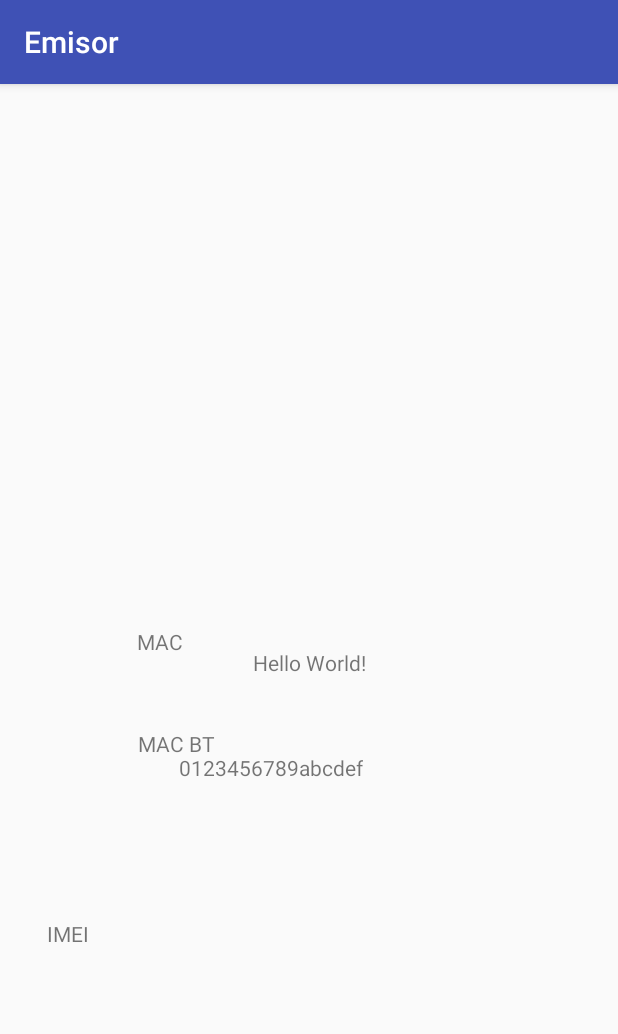
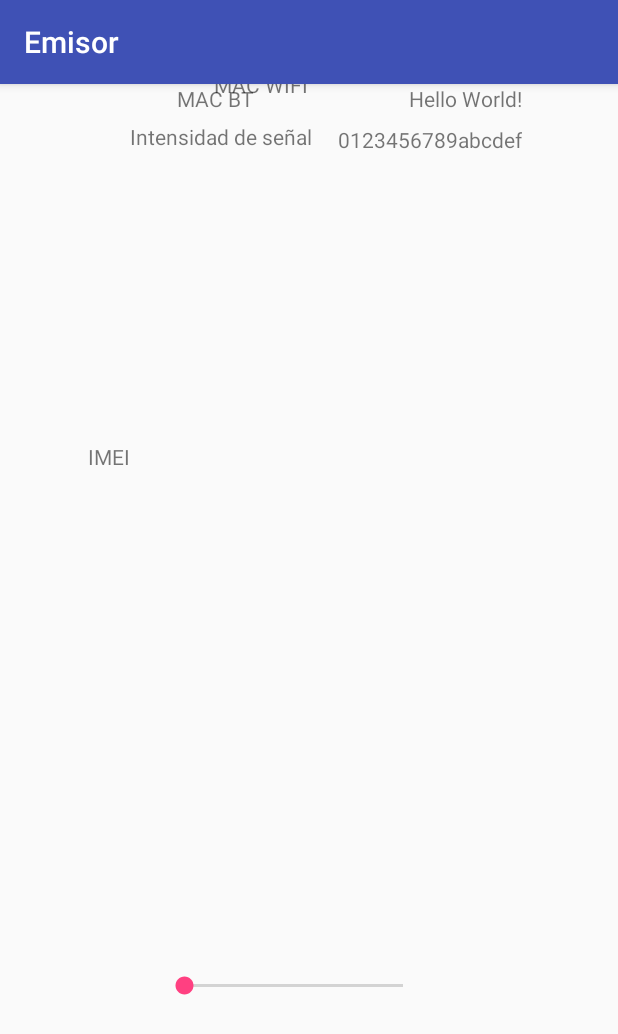
Before and after one commit to ejrocafuerte/Asistencia-Automatica, an Android app: the screen it shows after launch (MainActivity), on a phone screen of 412 x 824 dp. Shown: the top 1034 px of the screen. Run offline under Robolectric (Android 15) with nearby library versions, the phone set to English and light mode, and no system bars.

Commit message:
test de bluetooth
creando aplicacion emisor para conectar con arduino

```diff
--- a/Emisor/app/src/main/java/com/asistencia/integradora/espol/emisor/BtConn.java
+++ /dev/null
@@ -1,95 +0,0 @@
-package com.asistencia.integradora.espol.emisor;
-
-import android.bluetooth.BluetoothAdapter;
-import android.content.BroadcastReceiver;
-import android.content.ComponentName;
-import android.content.ContentResolver;
-import android.content.Context;
-import android.content.Intent;
-import android.content.IntentFilter;
-import android.content.IntentSender;
-import android.content.ServiceConnection;
-import android.content.SharedPreferences;
-import android.content.pm.ApplicationInfo;
-import android.content.pm.PackageManager;
-import android.content.res.AssetManager;
-import android.content.res.Configuration;
-import android.content.res.Resources;
-import android.database.DatabaseErrorHandler;
-import android.database.sqlite.SQLiteDatabase;
-import android.graphics.Bitmap;
-import android.graphics.drawable.Drawable;
-import android.net.Uri;
-import android.os.Bundle;
-import android.os.Handler;
-import android.os.Looper;
-import android.os.UserHandle;
-import android.provider.Settings;
-import android.support.annotation.IntDef;
-import android.support.annotation.NonNull;
-import android.support.annotation.Nullable;
-import android.support.annotation.RequiresPermission;
-import android.support.annotation.StringDef;
-import android.support.annotation.StyleRes;
-import android.telephony.CellInfo;
-import android.telephony.CellInfoGsm;
-import android.telephony.CellSignalStrengthGsm;
-import android.telephony.SignalStrength;
-import android.telephony.TelephonyManager;
-import android.util.Log;
-import android.view.Display;
-import android.widget.Toast;
-
-import java.io.File;
-import java.io.FileInputStream;
-import java.io.FileNotFoundException;
-import java.io.FileOutputStream;
-import java.io.IOException;
-import java.io.InputStream;
-import java.net.NetworkInterface;
-import java.util.Collections;
-import java.util.List;
-
-/**
- * Created by erick on 28/11/2017.
- */
-
-public class BtConn {
-    public static String getIMEI(Context ctx){
-        String myIMEI ="error";
-        myIMEI = Settings.Secure.getString(ctx.getContentResolver(), Settings.Secure.ANDROID_ID);
-        return myIMEI;
-    }
-    public static String getMobileSignal(Context ctx){
-
-        TelephonyManager telephonyManager =(TelephonyManager)ctx.getSystemService(Context.TELEPHONY_SERVICE);
-        List<CellInfo> lista_cell= telephonyManager.getAllCellInfo();
-        CellInfoGsm cellinfogsm = (CellInfoGsm)telephonyManager.getAllCellInfo().get(0);
-        CellSignalStrengthGsm cellSignalStrengthGsm = cellinfogsm.getCellSignalStrength();
-        cellSignalStrengthGsm.getDbm();
-    }
-
-    public static String getMacAddress() {
-        try {
-            List<NetworkInterface> all = Collections.list(NetworkInterface.getNetworkInterfaces());
-            for (NetworkInterface nif : all) {
-                if (!nif.getName().equalsIgnoreCase("wlan0")) continue;
-                byte[] macBytes = nif.getHardwareAddress();
-                if (macBytes == null) {
-                    return "";
-                }
-                StringBuilder res1 = new StringBuilder();
-                for (byte b : macBytes) {
-                    res1.append(Integer.toHexString(b & 0xFF) + ":");
-                }
-                if (res1.length() > 0) {
-                    res1.deleteCharAt(res1.length() - 1);
-                }
-                return res1.toString();
-            }
-        } catch (Exception ex) {
-            Log.e("Error", ex.getMessage());
-        }
-        return "";
-    }
-}
--- /dev/null
+++ b/Emisor/app/src/main/java/com/asistencia/integradora/espol/emisor/InfoConn.java
@@ -0,0 +1,74 @@
+package com.asistencia.integradora.espol.emisor;
+
+import android.bluetooth.BluetoothAdapter;
+import android.content.Context;
+import android.provider.Settings;
+import android.util.Log;
+
+import java.net.NetworkInterface;
+import java.util.Collections;
+import java.util.List;
+/**
+ * Created by erick on 28/11/2017.
+ */
+
+public class InfoConn {
+
+    public static String getIMEI(Context ctx) {
+        String myIMEI = "error";
+        myIMEI = Settings.Secure.getString(ctx.getContentResolver(), Settings.Secure.ANDROID_ID);
+        return myIMEI;
+    }
+    private static boolean conectarArduino(){
+        BluetoothAdapter btAdap = BluetoothAdapter.getDefaultAdapter();
+        return true;
+    }
+    public static String getBTMAC(){
+        return BluetoothAdapter.getDefaultAdapter().getAddress();
+    }
+    public static String getMacAddress() {
+        try {
+            List<NetworkInterface> all = Collections.list(NetworkInterface.getNetworkInterfaces());
+            for (NetworkInterface nif : all) {
+                if (!nif.getName().equalsIgnoreCase("wlan0")) continue;
+                byte[] macBytes = nif.getHardwareAddress();
+                if (macBytes == null) {
+                    return "";
+                }
+                StringBuilder res1 = new StringBuilder();
+                for (byte b : macBytes) {
+                    res1.append(Integer.toHexString(b & 0xFF) + ":");
+                }
+                if (res1.length() > 0) {
+                    res1.deleteCharAt(res1.length() - 1);
+                }
+                return res1.toString();
+            }
+        } catch (Exception ex) {
+            Log.e("Error", ex.getMessage());
+        }
+        return "";
+    }
+
+
+
+
+    /*
+    public static String getMobileSignal(Context ctx) {
+        TelephonyManager telephonyManager = (TelephonyManager) ctx.getSystemService(Context.TELEPHONY_SERVICE);
+        List<CellInfo> lista_cell;
+        if (ActivityCompat.checkSelfPermission(ctx, Manifest.permission.ACCESS_COARSE_LOCATION) == PackageManager.PERMISSION_GRANTED) {
+            try{
+                lista_cell = telephonyManager.getAllCellInfo();
+                CellInfoWcdma cellinfogsm = (CellInfoWcdma)telephonyManager.getAllCellInfo().get(0);
+                CellSignalStrengthWcdma potencia= cellinfogsm.getCellSignalStrength();
+                cellSignalStrengthGsm.getDbm();
+                return "OK";
+            }catch (Exception e){
+                e.printStackTrace();
+            }
+        }
+        return "Error";
+    }
+*/
+}
--- a/Emisor/app/src/main/java/com/asistencia/integradora/espol/emisor/MainActivity.java
+++ b/Emisor/app/src/main/java/com/asistencia/integradora/espol/emisor/MainActivity.java
@@ -1,36 +1,132 @@
 package com.asistencia.integradora.espol.emisor;
 
 import android.bluetooth.BluetoothAdapter;
+import android.bluetooth.BluetoothDevice;
+import android.content.BroadcastReceiver;
+import android.content.Context;
 import android.content.Intent;
+import android.content.IntentFilter;
 import android.support.v7.app.AppCompatActivity;
 import android.os.Bundle;
+import android.view.View;
+import android.widget.AdapterView;
+import android.widget.ArrayAdapter;
+import android.widget.ListView;
 import android.widget.TextView;
+import android.widget.Toast;
+import java.util.Set;
 
 public class MainActivity extends AppCompatActivity {
+    //Donde se cargan los elementos detectados y pareados
+    ListView lv,lv2;
+    //Conjunto que guarda los dispositivos pareados
+    ArrayAdapter<String> mPairedDevicesArrayAdapter;
+    //Conjunto que guarda los dispositivos encontrados
+    ArrayAdapter<String> mNewDevicesArrayAdapter;
+    //El bluetooth de mi dispositivo
+    BluetoothAdapter btAdap;
 
     @Override
     protected void onCreate(Bundle savedInstanceState) {
-
         super.onCreate(savedInstanceState);
         setContentView(R.layout.activity_main);
+        mPairedDevicesArrayAdapter = new ArrayAdapter<String>(this, R.layout.activity_main);
+        mNewDevicesArrayAdapter = new ArrayAdapter<String>(this, R.layout.activity_main);
+
         TextView txt_bt = (TextView) findViewById(R.id.txt_bt);
         TextView txt_wifi = (TextView) findViewById(R.id.txt_mac);
         TextView txt_imei = (TextView)findViewById(R.id.txt_imei);
+        TextView txt_potencia = (TextView)findViewById(R.id.txt_signal);
+        lv = (ListView)findViewById(R.id.listView);
+        lv.setAdapter(mPairedDevicesArrayAdapter);
+        lv2 = (ListView)findViewById(R.id.lvNew);
+        lv2.setAdapter(mNewDevicesArrayAdapter);
+        //Cuando ha iniciado la busqueda
+        IntentFilter filter = new IntentFilter(BluetoothDevice.ACTION_FOUND);
+        this.registerReceiver(mReceiver, filter);
 
-        txt_wifi.setText(BtConn.getMacAddress());
-        txt_imei.setText(BtConn.getIMEI(getApplicationContext()));
+        //Cuando ha terminado la busqueda
+        filter = new IntentFilter(BluetoothAdapter.ACTION_DISCOVERY_FINISHED);
+        this.registerReceiver(mReceiver, filter);
 
-        BluetoothAdapter btAdap;
+        txt_wifi.setText(InfoConn.getMacAddress());
+        txt_imei.setText(InfoConn.getIMEI(getApplicationContext()));
+        txt_bt.setText(InfoConn.getBTMAC());
 
-        btAdap = BluetoothAdapter.getDefaultAdapter();
-        if(btAdap!=null){
-            txt_bt.setText(btAdap.getAddress());
-            if(!btAdap.isEnabled()){
+        encenderBT();
+        Set<BluetoothDevice> pairedDev = btAdap.getBondedDevices();
+
+        mostrarPareados();
+
+        Toast.makeText(getApplicationContext(), "Showing Paired Devices",Toast.LENGTH_SHORT).show();
+        //btAdap.startDiscovery();
+        doDiscovery();
+        Toast.makeText(getApplicationContext(), "Showing Nearest Devices",Toast.LENGTH_SHORT).show();
+
+    }
+    public void encenderBT() {
+        this.btAdap = BluetoothAdapter.getDefaultAdapter();
+        if (btAdap != null) {
+            if (!btAdap.isEnabled()) {
                 Intent enableBtIntent = new Intent(BluetoothAdapter.ACTION_REQUEST_ENABLE);
                 startActivityForResult(enableBtIntent, 1);
+                //return enableBtIntent;//
             }
+        }
+    }
+    public void mostrarPareados(){
+        Set<BluetoothDevice> pairedDevices = btAdap.getBondedDevices();
+        if(pairedDevices.size()>0){
+            for(BluetoothDevice btdev : pairedDevices){
+                mPairedDevicesArrayAdapter.add(btdev.getName()+"\n"+btdev.getAddress());
+            }
+        }
+    }
+    private final BroadcastReceiver mReceiver = new BroadcastReceiver() {
+        @Override
+        public void onReceive(Context context, Intent intent) {
+            String action = intent.getAction();
+            if (BluetoothDevice.ACTION_FOUND.equals(action)) {
 
+                BluetoothDevice btDev = intent.getParcelableExtra(BluetoothDevice.EXTRA_DEVICE);
+                mNewDevicesArrayAdapter.add(btDev.getName() + "\n" + btDev.getAddress());
+                //debemos tener un listado de las macs de los bluetooth para que no cargue todos los pareados sino
+                // solamente el del bloque o aula especifico
+            }
         }
+    };
+    @Override
+    protected void onDestroy() {
+        super.onDestroy();
 
+        // Make sure we're not doing discovery anymore
+        if (btAdap != null) {
+            btAdap.cancelDiscovery();
+        }
+        // Unregister broadcast listeners
+        this.unregisterReceiver(mReceiver);
     }
+    /**
+     * Start device discover with the BluetoothAdapter
+     */
+    private void doDiscovery() {
+        Toast.makeText(this.getApplicationContext(),"doDiscovery",Toast.LENGTH_SHORT);
+        // Indicate scanning in the title
+        setProgressBarIndeterminateVisibility(true);
+        // If we're already discovering, stop it
+        if (btAdap.isDiscovering()) {
+            btAdap.cancelDiscovery();
+        }
+        // Request discover from BluetoothAdapter
+        btAdap.startDiscovery();
+    }
+    private AdapterView.OnItemClickListener mDeviceClickListener = new AdapterView.OnItemClickListener() {
+        public void onItemClick(AdapterView<?> av, View v, int i, long l) {
+            // Cancel discovery because it's costly and we're about to connect
+            btAdap.cancelDiscovery();
+            // Get the device MAC address, which is the last 17 chars in the View
+            String info = ((TextView) v).getText().toString();
+            String address = info.substring(info.length() - 17);
+        }
+    };
 }
--- a/Emisor/app/src/main/res/layout/activity_main.xml
+++ b/Emisor/app/src/main/res/layout/activity_main.xml
@@ -7,101 +7,142 @@
     tools:context="com.asistencia.integradora.espol.emisor.MainActivity">
 
     <TextView
+        android:id="@+id/txt_signal"
         android:layout_width="wrap_content"
         android:layout_height="wrap_content"
+        android:layout_marginRight="64dp"
         android:text="Hello World!"
-        app:layout_constraintBottom_toBottomOf="parent"
-        app:layout_constraintLeft_toLeftOf="parent"
         app:layout_constraintRight_toRightOf="parent"
-        app:layout_constraintTop_toTopOf="parent"
-        android:id="@+id/textView6"
-        app:layout_constraintVertical_bias="0.502" />
+        tools:layout_editor_absoluteY="78dp" />
 
     <TextView
         android:id="@+id/txt_bt"
-        android:layout_width="wrap_content"
+        android:layout_width="58dp"
         android:layout_height="wrap_content"
         android:layout_marginBottom="57dp"
-        android:layout_marginRight="172dp"
+        android:layout_marginEnd="64dp"
         android:layout_marginTop="8dp"
         android:text="TextView"
-        app:layout_constraintBottom_toTopOf="@+id/textView6"
-        app:layout_constraintRight_toRightOf="parent"
+        app:layout_constraintBottom_toTopOf="@+id/txt_signal"
+        app:layout_constraintEnd_toEndOf="parent"
         app:layout_constraintTop_toBottomOf="@+id/txt_mac"
-        app:layout_constraintVertical_bias="1.0"
-        android:layout_marginLeft="8dp"
-        app:layout_constraintLeft_toLeftOf="parent"
-        app:layout_constraintHorizontal_bias="1.0" />
+        app:layout_constraintVertical_bias="0.0" />
 
     <TextView
         android:id="@+id/txt_mac"
         android:layout_width="wrap_content"
         android:layout_height="wrap_content"
+        android:layout_marginEnd="64dp"
+        android:layout_marginTop="16dp"
         android:text="TextView"
-        android:layout_marginRight="163dp"
-        app:layout_constraintRight_toRightOf="parent"
-        android:layout_marginLeft="8dp"
-        app:layout_constraintLeft_toLeftOf="parent"
-        app:layout_constraintHorizontal_bias="0.941"
-        app:layout_constraintTop_toTopOf="parent"
-        android:layout_marginTop="134dp" />
+        app:layout_constraintEnd_toEndOf="parent"
+        app:layout_constraintTop_toTopOf="parent" />
 
     <TextView
         android:id="@+id/txt_imei"
         android:layout_width="wrap_content"
         android:layout_height="wrap_content"
+        android:layout_marginRight="64dp"
+        android:layout_marginTop="8dp"
         android:text="TextView"
-        app:layout_constraintBottom_toBottomOf="parent"
-        android:layout_marginBottom="8dp"
-        android:layout_marginTop="8dp"
-        app:layout_constraintTop_toBottomOf="@+id/textView6"
-        app:layout_constraintVertical_bias="0.126"
-        android:layout_marginRight="163dp"
         app:layout_constraintRight_toRightOf="parent"
-        android:layout_marginLeft="8dp"
-        app:layout_constraintLeft_toLeftOf="parent"
-        app:layout_constraintHorizontal_bias="0.941" />
+        app:layout_constraintTop_toBottomOf="@+id/txt_signal" />
 
     <TextView
         android:id="@+id/textView3"
-        android:layout_width="61dp"
-        android:layout_height="17dp"
+        android:layout_width="wrap_content"
+        android:layout_height="wrap_content"
+        android:layout_marginBottom="8dp"
+        android:layout_marginEnd="8dp"
+        android:layout_marginStart="8dp"
+        android:layout_marginTop="8dp"
         android:text="MAC WIFI"
-        app:layout_constraintRight_toLeftOf="@+id/txt_mac"
-        android:layout_marginRight="8dp"
-        android:layout_marginLeft="8dp"
-        app:layout_constraintLeft_toLeftOf="parent"
-        app:layout_constraintTop_toTopOf="parent"
-        android:layout_marginTop="8dp"
-        app:layout_constraintHorizontal_bias="0.529"
-        android:layout_marginBottom="8dp"
         app:layout_constraintBottom_toTopOf="@+id/textView4"
-        app:layout_constraintVertical_bias="0.893" />
+        app:layout_constraintEnd_toStartOf="@+id/txt_mac"
+        app:layout_constraintStart_toStartOf="parent"
+        app:layout_constraintTop_toTopOf="parent" />
 
     <TextView
         android:id="@+id/textView4"
         android:layout_width="58dp"
         android:layout_height="17dp"
+        android:layout_marginLeft="8dp"
+        android:layout_marginRight="8dp"
         android:text="MAC BT"
-        android:layout_marginLeft="8dp"
+        app:layout_constraintHorizontal_bias="0.51"
         app:layout_constraintLeft_toLeftOf="parent"
         app:layout_constraintRight_toLeftOf="@+id/txt_bt"
-        android:layout_marginRight="8dp"
-        app:layout_constraintHorizontal_bias="0.505"
-        android:layout_marginBottom="109dp"
-        app:layout_constraintBottom_toTopOf="@+id/textView5" />
+        tools:layout_editor_absoluteY="47dp" />
 
     <TextView
         android:id="@+id/textView5"
         android:layout_width="58dp"
         android:layout_height="17dp"
+        android:layout_marginBottom="376dp"
+        android:layout_marginLeft="8dp"
+        android:layout_marginRight="8dp"
+        android:layout_marginTop="8dp"
         android:text="IMEI"
+        app:layout_constraintBottom_toBottomOf="parent"
+        app:layout_constraintHorizontal_bias="0.335"
+        app:layout_constraintLeft_toLeftOf="parent"
         app:layout_constraintRight_toLeftOf="@+id/txt_imei"
-        android:layout_marginRight="8dp"
-        android:layout_marginLeft="8dp"
-        app:layout_constraintLeft_toLeftOf="parent"
+        app:layout_constraintTop_toBottomOf="@+id/textView"
+        app:layout_constraintVertical_bias="0.578" />
+
+    <TextView
+        android:id="@+id/textView"
+        android:layout_width="wrap_content"
+        android:layout_height="wrap_content"
+        android:layout_marginEnd="8dp"
+        android:layout_marginStart="8dp"
+        android:layout_marginTop="8dp"
+        android:text="Intensidad de señal"
+        app:layout_constraintEnd_toStartOf="@+id/txt_signal"
+        app:layout_constraintHorizontal_bias="0.583"
+        app:layout_constraintStart_toStartOf="parent"
+        app:layout_constraintTop_toBottomOf="@+id/textView4" />
+
+    <SeekBar
+        android:id="@+id/seekBar"
+        android:layout_width="178dp"
+        android:layout_height="26dp"
+        android:layout_marginBottom="8dp"
+        android:layout_marginEnd="8dp"
+        android:layout_marginStart="8dp"
+        android:layout_marginTop="8dp"
+        android:max="3000"
         app:layout_constraintBottom_toBottomOf="parent"
-        android:layout_marginBottom="194dp"
-        app:layout_constraintHorizontal_bias="0.511" />
+        app:layout_constraintEnd_toEndOf="parent"
+        app:layout_constraintHorizontal_bias="0.452"
+        app:layout_constraintStart_toStartOf="parent"
+        app:layout_constraintTop_toBottomOf="@+id/listView" />
+
+    <ListView
+        android:id="@+id/listView"
+        android:layout_width="146dp"
+        android:layout_height="123dp"
+        android:layout_marginBottom="8dp"
+        android:layout_marginStart="16dp"
+        android:layout_marginTop="52dp"
+        app:layout_constraintBottom_toBottomOf="parent"
+        app:layout_constraintStart_toStartOf="parent"
+        app:layout_constraintTop_toBottomOf="@+id/textView5"
+        app:layout_constraintVertical_bias="0.009" />
+
+    <ListView
+        android:id="@+id/lvNew"
+        android:layout_width="145dp"
+        android:layout_height="122dp"
+        android:layout_marginBottom="8dp"
+        android:layout_marginEnd="8dp"
+        android:layout_marginStart="8dp"
+        android:layout_marginTop="52dp"
+        app:layout_constraintBottom_toBottomOf="parent"
+        app:layout_constraintEnd_toEndOf="parent"
+        app:layout_constraintHorizontal_bias="0.557"
+        app:layout_constraintStart_toEndOf="@+id/listView"
+        app:layout_constraintTop_toBottomOf="@+id/txt_imei"
+        app:layout_constraintVertical_bias="0.024" />
 
 </android.support.constraint.ConstraintLayout>
```
Also changed, not shown: Emisor/app/src/main/AndroidManifest.xml (+8 -2 lines).
